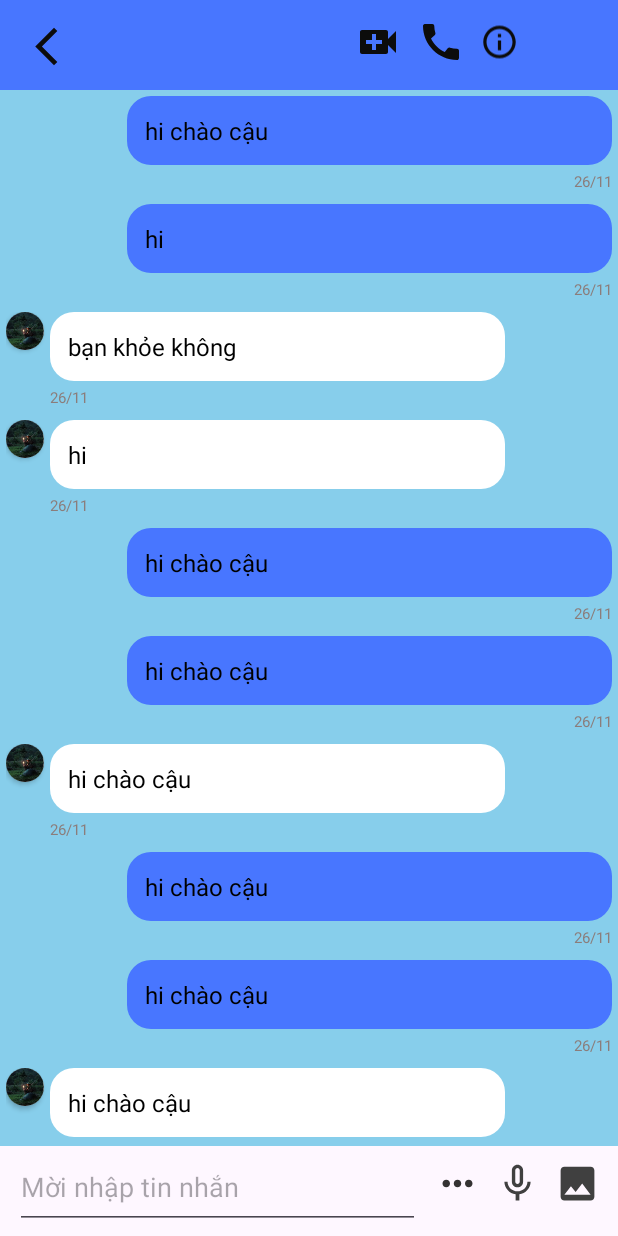
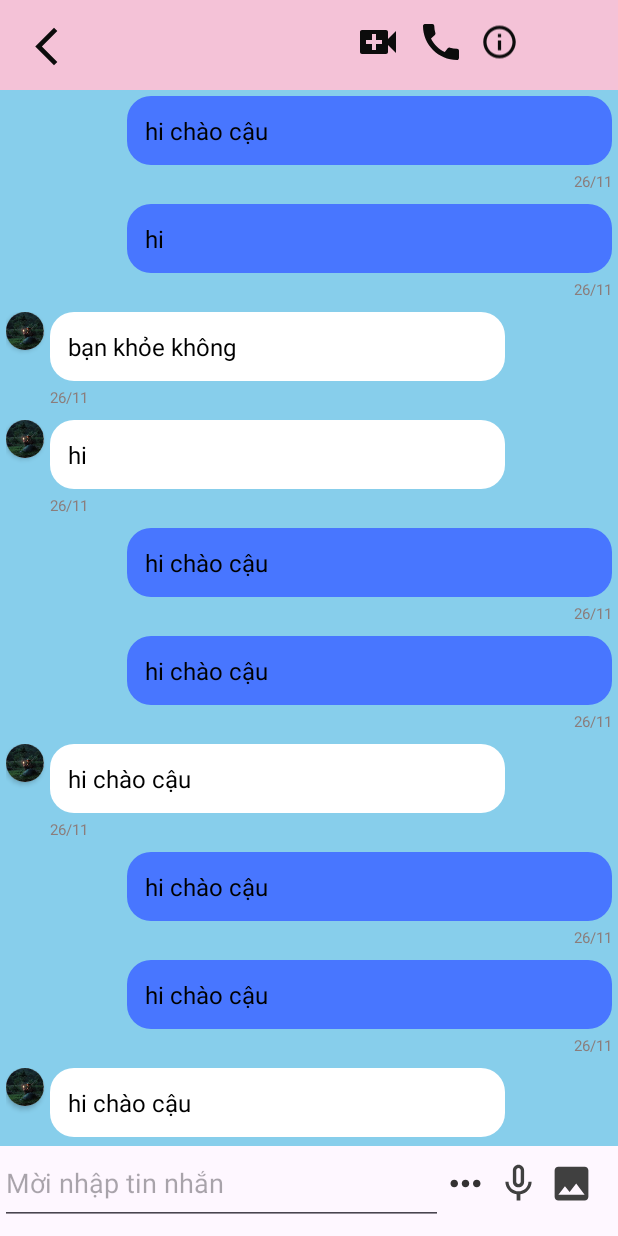
Before and after one commit to Phan-Van-Tuan/fitfo-android-app, an Android app: the ChatActivity screen opened directly, with no data from a screen before it, on a phone screen of 412 x 824 dp. Run offline under Robolectric (Android 15) with nearby library versions, the phone set to English and light mode, and no system bars.

Commit message:
save code

```diff
--- a/app/build.gradle.kts
+++ b/app/build.gradle.kts
@@ -47,4 +47,6 @@ dependencies {
     testImplementation("junit:junit:4.13.2")
     androidTestImplementation("androidx.test.ext:junit:1.1.5")
     androidTestImplementation("androidx.test.espresso:espresso-core:3.5.1")
+
+    implementation("com.hbb20:ccp:2.6.1")
 }
--- a/app/src/main/java/com/example/ff/ChatActivity.kt
+++ b/app/src/main/java/com/example/ff/ChatActivity.kt
@@ -3,6 +3,9 @@ package com.example.ff
 import android.content.Intent
 import androidx.appcompat.app.AppCompatActivity
 import android.os.Bundle
+import android.view.View
+import androidx.core.view.isGone
+import androidx.core.view.isVisible
 import androidx.recyclerview.widget.LinearLayoutManager
 import com.example.ff.Adapter.ListMessageAdapter
 import com.example.ff.OutData.OutDataMessage
@@ -18,6 +21,7 @@ class ChatActivity : AppCompatActivity() {
         val intent = intent
         val item = intent.getStringExtra("txtNameChat")
         binding.txtNameChat.setText(item)
+//        binding.edtMessage.
         binding.chatBack.setOnClickListener {
             var intent = Intent(this, MainActivity_Logged_in::class.java)
             startActivity(intent)
--- a/app/src/main/res/layout/activity_chat.xml
+++ b/app/src/main/res/layout/activity_chat.xml
@@ -83,41 +83,65 @@
 
 
 
-    <LinearLayout
+    <androidx.constraintlayout.widget.ConstraintLayout
         android:id="@+id/view2"
         android:layout_width="match_parent"
         android:layout_height="60dp"
         android:layout_marginTop="-65dp"
         >
+
         <EditText
-            android:layout_width="270dp"
+            android:id="@+id/edtMessage"
+            android:layout_width="0dp"
             android:layout_height="55dp"
-            android:layout_marginLeft="10dp"
-            android:layout_marginTop="5dp"
             android:hint="Mời nhập tin nhắn"
-            android:layout_marginBottom="20dp"
-            />
+            app:layout_constraintBottom_toBottomOf="parent"
+            app:layout_constraintEnd_toStartOf="@+id/btnOptionChat"
+            app:layout_constraintStart_toStartOf="parent"
+            app:layout_constraintTop_toTopOf="parent" />
 
         <androidx.appcompat.widget.AppCompatImageView
-            android:id="@+id/send"
+            android:id="@+id/btnOptionChat"
             android:layout_width="30dp"
             android:layout_height="30dp"
-            android:layout_marginLeft="10dp"
-            android:layout_marginTop="15dp"
-            android:src="@drawable/option" />
+            android:layout_marginRight="5dp"
+            android:src="@drawable/option"
+            app:layout_constraintBottom_toBottomOf="parent"
+            app:layout_constraintEnd_toStartOf="@+id/btnMic"
+            app:layout_constraintTop_toTopOf="parent" />
+
         <androidx.appcompat.widget.AppCompatImageView
+            android:id="@+id/btnMic"
             android:layout_width="30dp"
             android:layout_height="30dp"
-            android:layout_marginLeft="10dp"
-            android:layout_marginTop="15dp"
-            android:src="@drawable/baseline_mic_none_24"/>
+            android:layout_marginRight="5dp"
+            android:src="@drawable/baseline_mic_none_24"
+            app:layout_constraintBottom_toBottomOf="parent"
+            app:layout_constraintEnd_toStartOf="@+id/btnImageSent"
+            app:layout_constraintTop_toTopOf="parent" />
+
         <androidx.appcompat.widget.AppCompatImageView
+            android:id="@+id/btnImageSent"
             android:layout_width="30dp"
             android:layout_height="30dp"
-            android:layout_marginLeft="10dp"
-            android:layout_marginTop="15dp"
-            android:src="@drawable/image"/>
+            android:layout_marginEnd="16dp"
+            android:src="@drawable/image"
+            app:layout_constraintBottom_toBottomOf="parent"
+            app:layout_constraintEnd_toStartOf="@+id/btnSent"
+            app:layout_constraintTop_toTopOf="parent"
+            app:layout_constraintVertical_bias="0.5" />
 
-    </LinearLayout>
+        <androidx.appcompat.widget.AppCompatImageView
+            android:id="@+id/btnSent"
+            android:layout_width="30dp"
+            android:layout_height="30dp"
+            android:src="@drawable/send"
+            app:layout_constraintBottom_toBottomOf="parent"
+            app:layout_constraintEnd_toEndOf="parent"
+            android:visibility="gone"
+            app:layout_constraintTop_toTopOf="parent"
+            app:layout_constraintVertical_bias="0.5" />
+
+    </androidx.constraintlayout.widget.ConstraintLayout>
 
 </LinearLayout>
--- a/app/src/main/res/values/colors.xml
+++ b/app/src/main/res/values/colors.xml
@@ -2,8 +2,21 @@
 <resources>
     <color name="black">#FF000000</color>
     <color name="white">#FFFFFFFF</color>
-    <color name="primary">#4876FF</color>
-    <color name="textprimary">#0000FF</color>
+    <color name="primary">#f4c2d7</color>
+    <color name="textprimary">#f4c2d7</color>
     <color name="view">#C1CDC1</color>
     <color name="chatsent">#4876FF</color>
+
+    <color name="gray">#4876FF</color>
+    <color name="text">#4d4d4d</color>
+    <color name="pastel">#efb0c9</color>
+
+
+
+
+
+
+
+
+
 </resources>
```
Also changed, not shown: app/src/main/java/com/example/ff/Login_Register_ForgotPass/RegisterActivity.kt (+7 -2 lines), app/src/main/res/layout/activity_register.xml (+37 -4 lines).
